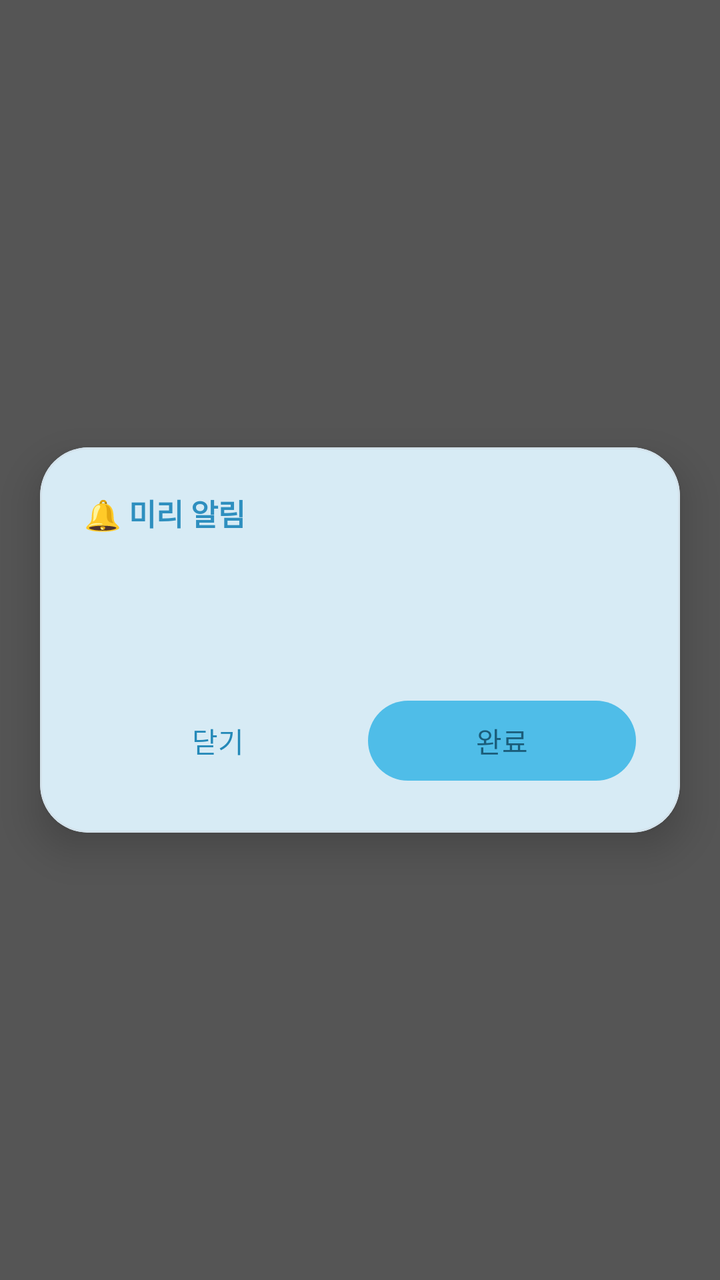
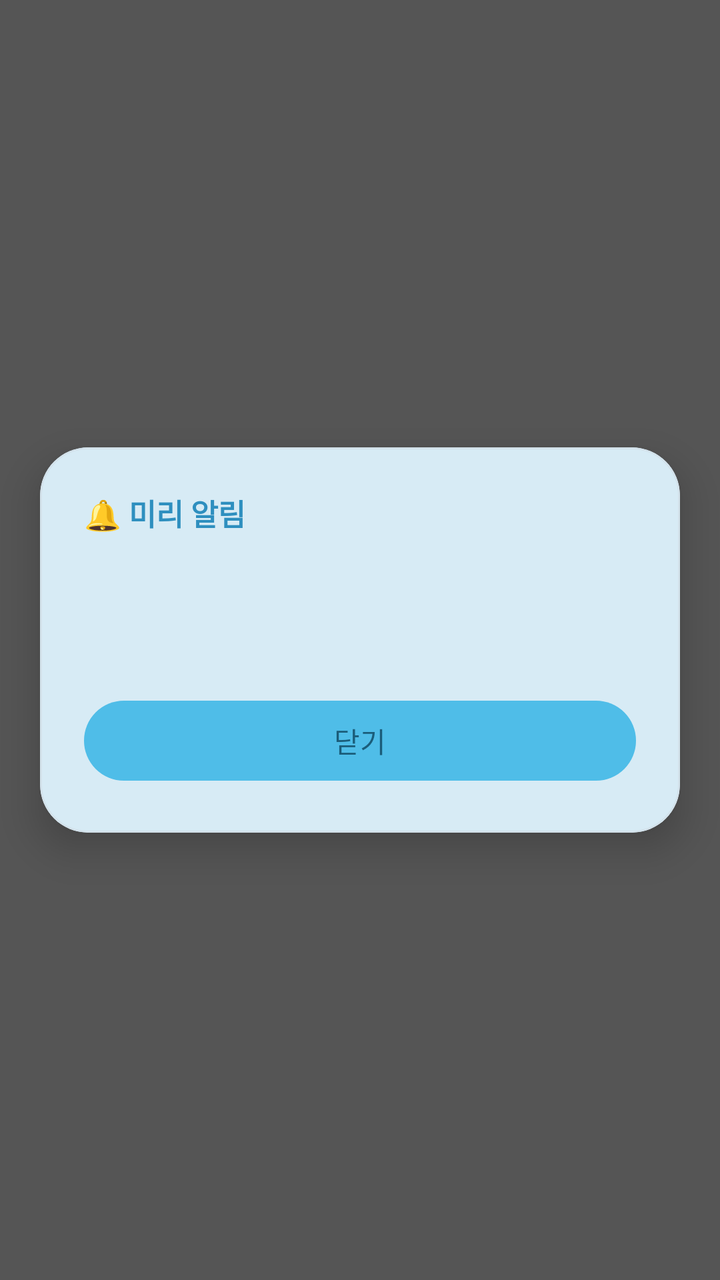

An Android layout rendered at two revisions. The XML below is the earlier revision; the diff shows what the commit changed to produce the second picture.
<!-- AndroidManifest.xml: activity theme Theme.TodoLock.Popup -->
<!-- res/layout/activity_reminder_popup.xml -->
<?xml version="1.0" encoding="utf-8"?>
<FrameLayout xmlns:android="http://schemas.android.com/apk/res/android"
    xmlns:app="http://schemas.android.com/apk/res-auto"
    android:layout_width="match_parent"
    android:layout_height="match_parent">

    <View
        android:id="@+id/scrim"
        android:layout_width="match_parent"
        android:layout_height="match_parent"
        android:background="#AA000000" />

    <com.google.android.material.card.MaterialCardView
        android:layout_width="match_parent"
        android:layout_height="wrap_content"
        android:layout_gravity="center"
        android:layout_marginStart="20dp"
        android:layout_marginEnd="20dp"
        app:cardCornerRadius="24dp"
        app:cardElevation="12dp"
        app:rippleColor="@android:color/transparent"
        android:clickable="true"
        android:focusable="false">

        <LinearLayout
            android:layout_width="match_parent"
            android:layout_height="wrap_content"
            android:orientation="vertical"
            android:padding="22dp">

            <TextView
                android:layout_width="match_parent"
                android:layout_height="wrap_content"
                android:text="🔔 미리 알림"
                android:textSize="15sp"
                android:textStyle="bold"
                android:textColor="@color/sky_heading" />

            <TextView
                android:id="@+id/tvText"
                android:layout_width="match_parent"
                android:layout_height="wrap_content"
                android:layout_marginTop="8dp"
                android:textSize="22sp"
                android:textStyle="bold" />

            <TextView
                android:id="@+id/tvWhen"
                android:layout_width="match_parent"
                android:layout_height="wrap_content"
                android:layout_marginTop="4dp"
                android:textSize="13sp"
                android:alpha="0.65" />

            
            <TextView
                android:id="@+id/tvMemo"
                android:layout_width="match_parent"
                android:layout_height="wrap_content"
                android:layout_marginTop="12dp"
                android:textSize="14sp"
                android:lineSpacingExtra="2dp"
                android:alpha="0.85"
                android:maxLines="6"
                android:ellipsize="end"
                android:visibility="gone" />

            <LinearLayout
                android:layout_width="match_parent"
                android:layout_height="wrap_content"
                android:orientation="horizontal"
                android:layout_marginTop="20dp">

                <com.google.android.material.button.MaterialButton
                    android:id="@+id/btnLater"
                    style="@style/Widget.Material3.Button.TextButton"
                    android:layout_width="0dp"
                    android:layout_height="wrap_content"
                    android:layout_weight="1"
                    android:text="닫기" />

                <com.google.android.material.button.MaterialButton
                    android:id="@+id/btnDone"
                    style="@style/Widget.TodoLock.Button.Sky"
                    android:layout_width="0dp"
                    android:layout_height="wrap_content"
                    android:layout_weight="1"
                    android:layout_marginStart="8dp"
                    android:text="완료" />
            </LinearLayout>
        </LinearLayout>
    </com.google.android.material.card.MaterialCardView>
</FrameLayout>
<!-- resources referenced by this layout -->
<resources>
  <color name="sky_heading">#2E8FBF</color>
  <style name="Widget.TodoLock.Button.Sky" parent="Widget.Material3.Button">
          <item name="backgroundTint">@color/sky_bright</item>
          <item name="android:textColor">@color/on_sky_bright</item>
          <item name="iconTint">@color/on_sky_bright</item>
          <item name="rippleColor">@color/on_sky_bright</item>
      </style>
  <style name="Theme.TodoLock.Popup" parent="Theme.TodoLock">
          <item name="android:windowIsTranslucent">true</item>
          <item name="android:windowBackground">@android:color/transparent</item>
          <item name="android:windowContentOverlay">@null</item>
          <item name="android:windowAnimationStyle">@android:style/Animation.Dialog</item>
          <item name="android:statusBarColor">@android:color/transparent</item>
          <item name="android:navigationBarColor">@android:color/transparent</item>
      </style>
  <color name="sky_bright">#4FBDE8</color>
  <color name="on_sky_bright">#1B5D7A</color>
  <color name="md_primary">#2489B8</color>
  <color name="md_on_primary">#FFFFFF</color>
  <color name="md_primary_container">#DCF2FE</color>
  <color name="md_on_primary_container">#1B5673</color>
  <color name="md_secondary">#4E616D</color>
  <color name="md_on_secondary">#FFFFFF</color>
  <color name="md_secondary_container">#D1E5F4</color>
  <color name="md_on_secondary_container">#0A1E28</color>
  <color name="md_tertiary">#5F5B7D</color>
  <color name="md_on_tertiary">#FFFFFF</color>
  <color name="md_tertiary_container">#E5DEFF</color>
  <color name="md_on_tertiary_container">#1B1736</color>
  <color name="md_error">#BA1A1A</color>
  <color name="md_on_error">#FFFFFF</color>
  <color name="md_error_container">#FFDAD6</color>
  <color name="md_on_error_container">#410002</color>
  <color name="md_background">#F4FBFF</color>
  <color name="md_on_background">#2C3A42</color>
  <color name="md_surface">#F4FBFF</color>
  <color name="md_on_surface">#2C3A42</color>
  <color name="md_surface_variant">#E3EEF5</color>
  <color name="md_on_surface_variant">#5A6B75</color>
  <color name="md_outline">#9BB0BC</color>
  <color name="md_outline_variant">#D3E2EB</color>
  <color name="md_inverse_surface">#2E3133</color>
  <color name="md_inverse_on_surface">#EFF1F3</color>
  <color name="md_inverse_primary">#83CFFF</color>
  <color name="md_surface_dim">#DDEBF4</color>
  <color name="md_surface_bright">#FBFDFF</color>
  <color name="md_surface_container_lowest">#FFFFFF</color>
  <color name="md_surface_container_low">#F9FCFF</color>
  <color name="md_surface_container">#EFF8FE</color>
  <color name="md_surface_container_high">#E7F4FD</color>
  <color name="md_surface_container_highest">#DEEFFB</color>
  <!-- unchanged entries left out for length: 1 -->
</resources>

<!-- the commit's change to res/layout/activity_reminder_popup.xml (unified diff, before → after) -->
@@ -65,29 +65,14 @@
                 android:ellipsize="end"
                 android:visibility="gone" />
 
-            <LinearLayout
+            
+            <com.google.android.material.button.MaterialButton
+                android:id="@+id/btnLater"
+                style="@style/Widget.TodoLock.Button.Sky"
                 android:layout_width="match_parent"
                 android:layout_height="wrap_content"
-                android:orientation="horizontal"
-                android:layout_marginTop="20dp">
-
-                <com.google.android.material.button.MaterialButton
-                    android:id="@+id/btnLater"
-                    style="@style/Widget.Material3.Button.TextButton"
-                    android:layout_width="0dp"
-                    android:layout_height="wrap_content"
-                    android:layout_weight="1"
-                    android:text="닫기" />
-
-                <com.google.android.material.button.MaterialButton
-                    android:id="@+id/btnDone"
-                    style="@style/Widget.TodoLock.Button.Sky"
-                    android:layout_width="0dp"
-                    android:layout_height="wrap_content"
-                    android:layout_weight="1"
-                    android:layout_marginStart="8dp"
-                    android:text="완료" />
-            </LinearLayout>
+                android:layout_marginTop="20dp"
+                android:text="닫기" />
         </LinearLayout>
     </com.google.android.material.card.MaterialCardView>
 </FrameLayout>
